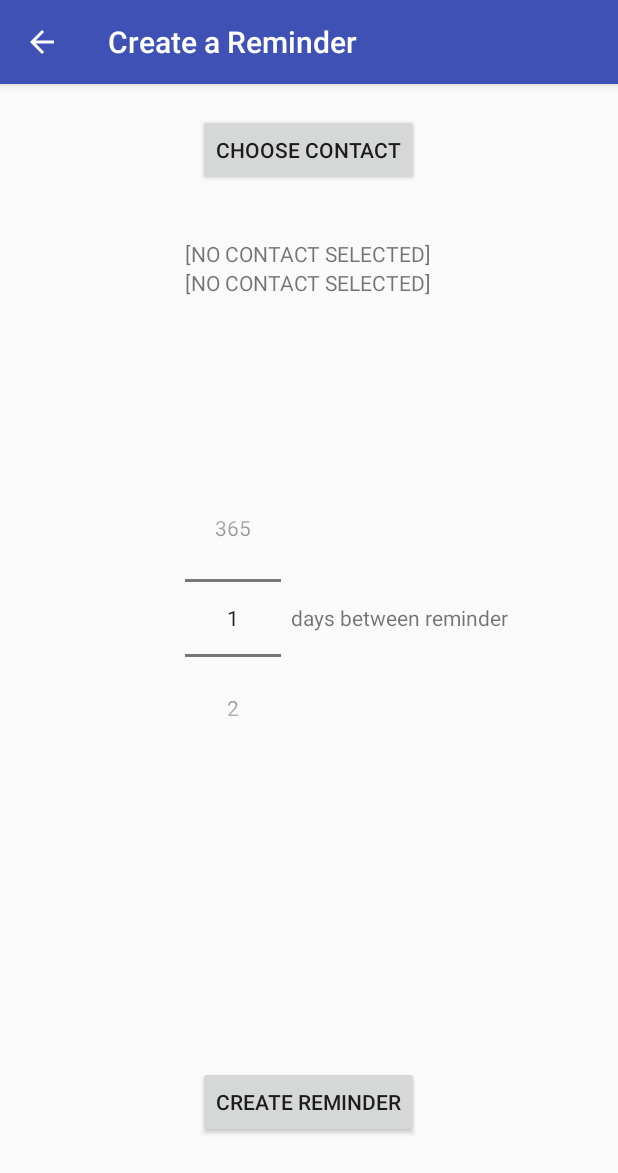
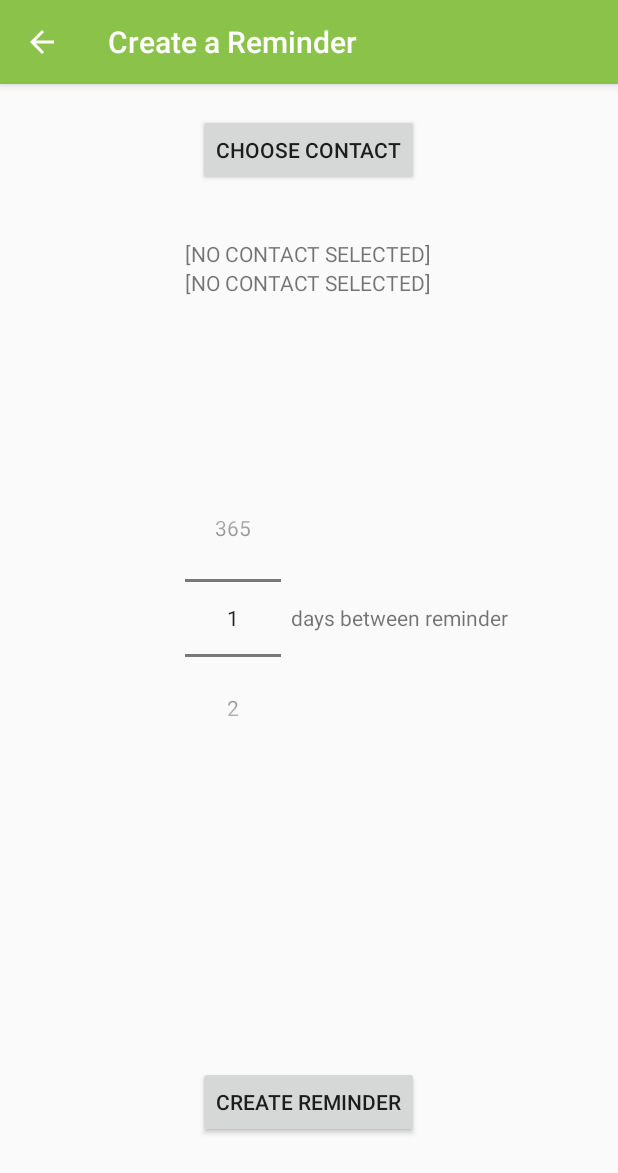
Before and after one commit to schott12521/CallYourMom, an Android app: the ContactActivity screen opened directly, with no data from a screen before it, on a phone screen of 412 x 824 dp. Shown: the top 1173 px of the screen. Run offline under Robolectric (Android 15) with nearby library versions, the phone set to English and light mode, and no system bars.

Commit message:
Changed color to green
Changed primary and seconday color to green to follow mockups

```diff
--- a/CallYourMom/app/src/main/res/values/colors.xml
+++ b/CallYourMom/app/src/main/res/values/colors.xml
@@ -1,7 +1,7 @@
 <?xml version="1.0" encoding="utf-8"?>
 <resources>
-    <color name="colorPrimary">#3F51B5</color>
-    <color name="colorPrimaryDark">#303F9F</color>
+    <color name="colorPrimary">#8BC34A</color>
+    <color name="colorPrimaryDark">#689F38</color>
     <color name="colorAccent">#FF4081</color>
     <color name="colorAccentLight">#F8BBD0</color>
 </resources>
```
